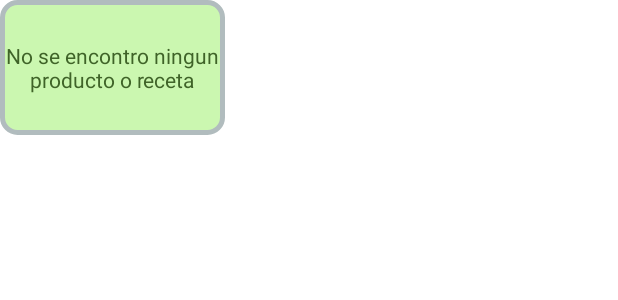
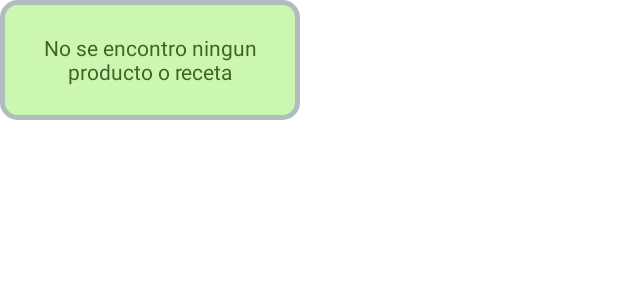
Before and after one commit to Domtaxx/NutriTEC, an Android app: the layout toast_no_available.xml on its own in the app's theme, with its tools: preview values and no code run, on a phone screen of 412 x 824 dp. Shown: the top 300 px of the screen. Run offline under Robolectric (Android 15) with nearby library versions, the phone set to English and light mode, and no system bars.

Commit message:
Toast added

```diff
--- a/Mobile App/app/src/main/java/ac/cr/tec/NutriTec/Const/Const.java
+++ b/Mobile App/app/src/main/java/ac/cr/tec/NutriTec/Const/Const.java
@@ -20,15 +20,16 @@ public class Const {
     public static final String productBarCode="codigoBarras";
     public static final String productDescription="descripcion";
     public static final String noAvailableProduct="No se encontro ningun producto o receta";
-
+    public static final String productAdded="Se agrego el producto";
     //Recipe creator
     public static final String recipeCreator="creator";
     public static final String recipeName="name";
+    public static final String recipeAdded="Se agrego la receta";
 
     //hash keys
     public static final String productKey="product";
     public static final String recipeKey="recipe";
-    public static final String recipeUrl=urlSite+"/Receta/Busqueda";
+    public static final String recipeUrl=urlSite+"/Receta/ByName";
     public static final String recipeObjectNameAttribute="nombre";
 
 
--- a/Mobile App/app/src/main/res/layout/toast_no_available.xml
+++ b/Mobile App/app/src/main/res/layout/toast_no_available.xml
@@ -1,14 +1,14 @@
 <?xml version="1.0" encoding="utf-8"?>
 <androidx.constraintlayout.widget.ConstraintLayout xmlns:android="http://schemas.android.com/apk/res/android"
     xmlns:app="http://schemas.android.com/apk/res-auto"
-    android:layout_width="150dp"
-    android:layout_height="90dp"
+    android:layout_width="200dp"
+    android:layout_height="80dp"
     android:background="@drawable/layout_bg">
 
     <TextView
         android:id="@+id/textView"
-        android:layout_width="wrap_content"
-        android:layout_height="wrap_content"
+        android:layout_width="152dp"
+        android:layout_height="37dp"
         android:gravity="center"
         android:text="@string/not_products_or_recipes"
         android:textColor="@color/dark_green"
```
Also changed, not shown: Mobile App/app/src/main/java/ac/cr/tec/NutriTec/fragments/ProductsGroupingFragment.java (+13 -5 lines).
